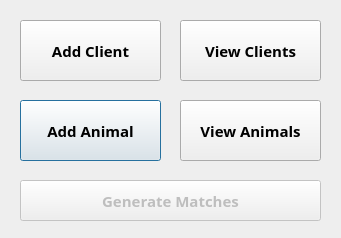
Old version of the form cuACS/postloginstaff.ui in the repository cameronhawtin/Animal-Farm-cuACS.
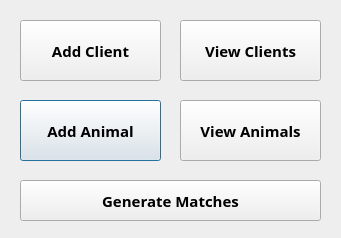
New version of the form.

The edit to the form file:
```diff
--- a/cuACS/postloginstaff.ui
+++ b/cuACS/postloginstaff.ui
@@ -193,7 +193,7 @@
   </widget>
   <widget class="QPushButton" name="generateACMButton">
    <property name="enabled">
-    <bool>false</bool>
+    <bool>true</bool>
    </property>
    <property name="geometry">
     <rect>
```
